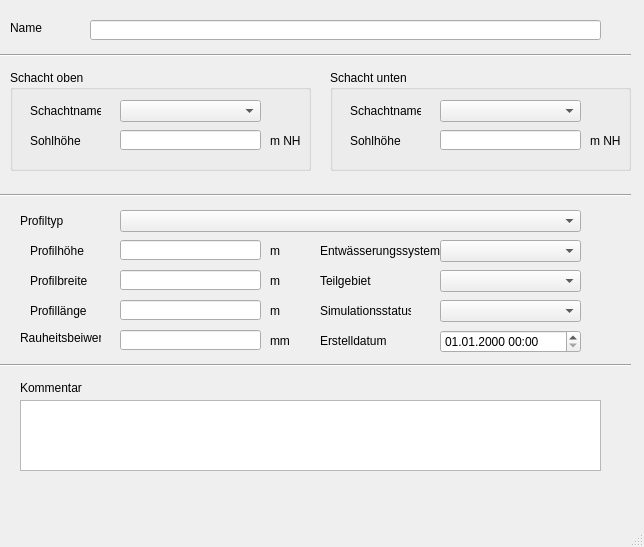
Above: qkan/forms/qkan_haltungen.ui from hoettges/QKan before the change. Below: the same form after it.
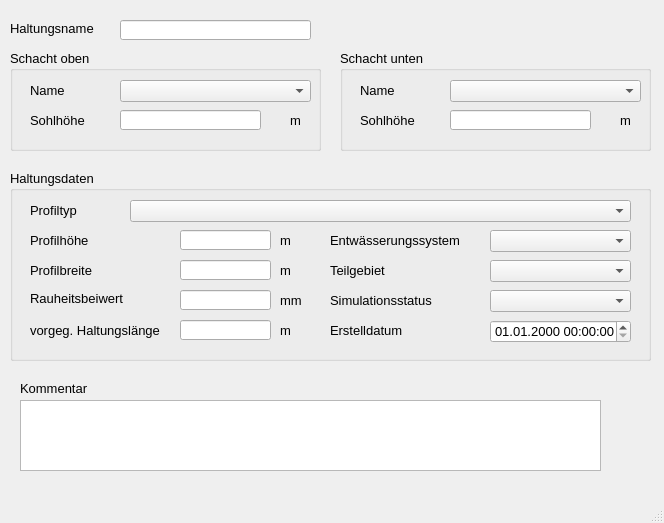
That is the form after the change. Custom widgets are drawn as their Qt base class.

Patch:
```diff
--- a/qkan/forms/qkan_haltungen.ui
+++ b/qkan/forms/qkan_haltungen.ui
@@ -6,13 +6,32 @@
    <rect>
     <x>0</x>
     <y>0</y>
-    <width>644</width>
-    <height>547</height>
+    <width>664</width>
+    <height>523</height>
    </rect>
   </property>
+  <property name="sizePolicy">
+   <sizepolicy hsizetype="Preferred" vsizetype="Preferred">
+    <horstretch>0</horstretch>
+    <verstretch>0</verstretch>
+   </sizepolicy>
+  </property>
+  <property name="minimumSize">
+   <size>
+    <width>664</width>
+    <height>523</height>
+   </size>
+  </property>
+  <property name="baseSize">
+   <size>
+    <width>0</width>
+    <height>0</height>
+   </size>
+  </property>
   <property name="font">
    <font>
     <family>Tahoma</family>
+    <pointsize>10</pointsize>
    </font>
   </property>
   <property name="windowTitle">
@@ -24,82 +43,34 @@
      <rect>
       <x>10</x>
       <y>20</y>
-      <width>46</width>
+      <width>131</width>
       <height>16</height>
      </rect>
     </property>
-    <property name="text">
-     <string>Name</string>
+    <property name="font">
+     <font>
+      <family>Tahoma</family>
+      <pointsize>10</pointsize>
+     </font>
     </property>
-   </widget>
-   <widget class="QLabel" name="label_54">
-    <property name="geometry">
-     <rect>
-      <x>20</x>
-      <y>210</y>
-      <width>91</width>
-      <height>21</height>
-     </rect>
-    </property>
     <property name="text">
-     <string>Profiltyp</string>
-    </property>
-   </widget>
-   <widget class="QComboBox" name="profilnam">
-    <property name="geometry">
-     <rect>
-      <x>120</x>
-      <y>210</y>
-      <width>461</width>
-      <height>22</height>
-     </rect>
-    </property>
-   </widget>
-   <widget class="QLabel" name="label_70">
-    <property name="geometry">
-     <rect>
-      <x>270</x>
-      <y>330</y>
-      <width>46</width>
-      <height>21</height>
-     </rect>
-    </property>
-    <property name="text">
-     <string>mm</string>
-    </property>
-   </widget>
-   <widget class="QLabel" name="label_61">
-    <property name="geometry">
-     <rect>
-      <x>20</x>
-      <y>330</y>
-      <width>81</width>
-      <height>16</height>
-     </rect>
-    </property>
-    <property name="text">
-     <string>Rauheitsbeiwert</string>
-    </property>
-   </widget>
-   <widget class="QLineEdit" name="ks">
-    <property name="geometry">
-     <rect>
-      <x>120</x>
-      <y>330</y>
-      <width>141</width>
-      <height>20</height>
-     </rect>
+     <string>Haltungsname</string>
     </property>
    </widget>
    <widget class="QGroupBox" name="groupBox">
     <property name="geometry">
      <rect>
       <x>10</x>
-      <y>70</y>
-      <width>301</width>
+      <y>50</y>
+      <width>311</width>
       <height>101</height>
      </rect>
     </property>
+    <property name="font">
+     <font>
+      <pointsize>10</pointsize>
+     </font>
+    </property>
     <property name="title">
      <string>Schacht oben</string>
     </property>
@@ -108,12 +79,12 @@
       <rect>
        <x>20</x>
        <y>30</y>
-       <width>71</width>
+       <width>91</width>
        <height>21</height>
       </rect>
      </property>
      <property name="text">
-      <string>Schachtname</string>
+      <string>Name</string>
      </property>
     </widget>
     <widget class="QLabel" name="label_5">
@@ -132,14 +103,14 @@
     <widget class="QLabel" name="label_14">
      <property name="geometry">
       <rect>
-       <x>260</x>
+       <x>280</x>
        <y>60</y>
-       <width>31</width>
+       <width>21</width>
        <height>21</height>
       </rect>
      </property>
      <property name="text">
-      <string>m NHN</string>
+      <string>m</string>
      </property>
     </widget>
     <widget class="QComboBox" name="schoben">
@@ -147,7 +118,7 @@
       <rect>
        <x>110</x>
        <y>30</y>
-       <width>141</width>
+       <width>191</width>
        <height>22</height>
       </rect>
      </property>
@@ -163,103 +134,20 @@
      </property>
     </widget>
    </widget>
-   <widget class="QLabel" name="label_51">
-    <property name="geometry">
-     <rect>
-      <x>320</x>
-      <y>240</y>
-      <width>121</width>
-      <height>21</height>
-     </rect>
-    </property>
-    <property name="text">
-     <string>Entwässerungssystem</string>
-    </property>
-   </widget>
-   <widget class="QLabel" name="label_7">
-    <property name="geometry">
-     <rect>
-      <x>30</x>
-      <y>270</y>
-      <width>61</width>
-      <height>21</height>
-     </rect>
-    </property>
-    <property name="text">
-     <string>Profilbreite</string>
-    </property>
-   </widget>
-   <widget class="QComboBox" name="simstatus">
-    <property name="geometry">
-     <rect>
-      <x>440</x>
-      <y>300</y>
-      <width>141</width>
-      <height>22</height>
-     </rect>
-    </property>
-   </widget>
-   <widget class="QComboBox" name="entwart">
-    <property name="geometry">
-     <rect>
-      <x>440</x>
-      <y>240</y>
-      <width>141</width>
-      <height>22</height>
-     </rect>
-    </property>
-   </widget>
-   <widget class="QLabel" name="label_10">
-    <property name="geometry">
-     <rect>
-      <x>320</x>
-      <y>300</y>
-      <width>91</width>
-      <height>21</height>
-     </rect>
-    </property>
-    <property name="text">
-     <string>Simulationsstatus</string>
-    </property>
-    <property name="buddy">
-     <cstring>simstatus</cstring>
-    </property>
-   </widget>
-   <widget class="QLabel" name="label_16">
-    <property name="geometry">
-     <rect>
-      <x>270</x>
-      <y>240</y>
-      <width>31</width>
-      <height>21</height>
-     </rect>
-    </property>
-    <property name="text">
-     <string>m </string>
-    </property>
-   </widget>
-   <widget class="QLabel" name="label_6">
-    <property name="geometry">
-     <rect>
-      <x>30</x>
-      <y>240</y>
-      <width>61</width>
-      <height>21</height>
-     </rect>
-    </property>
-    <property name="text">
-     <string>Profilhöhe</string>
-    </property>
-   </widget>
    <widget class="QGroupBox" name="groupBox_3">
     <property name="geometry">
      <rect>
-      <x>330</x>
-      <y>70</y>
-      <width>301</width>
+      <x>340</x>
+      <y>50</y>
+      <width>311</width>
       <height>101</height>
      </rect>
     </property>
+    <property name="font">
+     <font>
+      <pointsize>10</pointsize>
+     </font>
+    </property>
     <property name="title">
      <string>Schacht unten</string>
     </property>
@@ -283,7 +171,7 @@
       </rect>
      </property>
      <property name="text">
-      <string>Schachtname</string>
+      <string>Name</string>
      </property>
     </widget>
     <widget class="QLabel" name="label_8">
@@ -302,14 +190,14 @@
     <widget class="QLabel" name="label_15">
      <property name="geometry">
       <rect>
-       <x>260</x>
+       <x>280</x>
        <y>60</y>
-       <width>31</width>
+       <width>21</width>
        <height>21</height>
       </rect>
      </property>
      <property name="text">
-      <string>m NHN</string>
+      <string>m</string>
      </property>
     </widget>
     <widget class="QComboBox" name="schunten">
@@ -317,120 +205,12 @@
       <rect>
        <x>110</x>
        <y>30</y>
-       <width>141</width>
+       <width>191</width>
        <height>22</height>
       </rect>
      </property>
     </widget>
    </widget>
-   <widget class="QLineEdit" name="hoehe">
-    <property name="geometry">
-     <rect>
-      <x>120</x>
-      <y>240</y>
-      <width>141</width>
-      <height>20</height>
-     </rect>
-    </property>
-   </widget>
-   <widget class="QLineEdit" name="breite">
-    <property name="geometry">
-     <rect>
-      <x>120</x>
-      <y>270</y>
-      <width>141</width>
-      <height>20</height>
-     </rect>
-    </property>
-   </widget>
-   <widget class="QLineEdit" name="laenge">
-    <property name="geometry">
-     <rect>
-      <x>120</x>
-      <y>300</y>
-      <width>141</width>
-      <height>20</height>
-     </rect>
-    </property>
-   </widget>
-   <widget class="QLabel" name="label_17">
-    <property name="geometry">
-     <rect>
-      <x>30</x>
-      <y>300</y>
-      <width>61</width>
-      <height>21</height>
-     </rect>
-    </property>
-    <property name="text">
-     <string>Profillänge</string>
-    </property>
-   </widget>
-   <widget class="QLabel" name="label_20">
-    <property name="geometry">
-     <rect>
-      <x>270</x>
-      <y>270</y>
-      <width>31</width>
-      <height>21</height>
-     </rect>
-    </property>
-    <property name="text">
-     <string>m </string>
-    </property>
-   </widget>
-   <widget class="QLabel" name="label_21">
-    <property name="geometry">
-     <rect>
-      <x>270</x>
-      <y>300</y>
-      <width>31</width>
-      <height>21</height>
-     </rect>
-    </property>
-    <property name="text">
-     <string>m </string>
-    </property>
-   </widget>
-   <widget class="Line" name="line_3">
-    <property name="geometry">
-     <rect>
-      <x>0</x>
-      <y>40</y>
-      <width>631</width>
-      <height>31</height>
-     </rect>
-    </property>
-    <property name="orientation">
-     <enum>Qt::Horizontal</enum>
-    </property>
-   </widget>
-   <widget class="Line" name="line_4">
-    <property name="geometry">
-     <rect>
-      <x>0</x>
-      <y>180</y>
-      <width>631</width>
-      <height>31</height>
-     </rect>
-    </property>
-    <property name="orientation">
-     <enum>Qt::Horizontal</enum>
-    </property>
-   </widget>
-   <widget class="QLabel" name="label_71">
-    <property name="geometry">
-     <rect>
-      <x>320</x>
-      <y>330</y>
-      <width>71</width>
-      <height>21</height>
-     </rect>
-    </property>
-    <property name="text">
-     <string>Erstelldatum</string>
-    </property>
-   </widget>
    <widget class="QTextEdit" name="kommentar">
     <property name="geometry">
      <rect>
@@ -450,74 +230,330 @@
       <height>16</height>
      </rect>
     </property>
+    <property name="font">
+     <font>
+      <pointsize>10</pointsize>
+     </font>
+    </property>
     <property name="text">
      <string>Kommentar</string>
     </property>
    </widget>
-   <widget class="Line" name="line_2">
-    <property name="geometry">
-     <rect>
-      <x>0</x>
-      <y>350</y>
-      <width>631</width>
-      <height>31</height>
-     </rect>
-    </property>
-    <property name="orientation">
-     <enum>Qt::Horizontal</enum>
-    </property>
-   </widget>
    <widget class="QLineEdit" name="haltnam">
     <property name="geometry">
      <rect>
-      <x>90</x>
+      <x>120</x>
       <y>20</y>
-      <width>511</width>
+      <width>191</width>
       <height>20</height>
      </rect>
     </property>
-   </widget>
-   <widget class="QLabel" name="label_11">
-    <property name="geometry">
-     <rect>
-      <x>320</x>
-      <y>270</y>
-      <width>71</width>
-      <height>21</height>
-     </rect>
+    <property name="font">
+     <font>
+      <pointsize>10</pointsize>
+     </font>
     </property>
-    <property name="text">
-     <string>Teilgebiet</string>
-    </property>
-    <property name="buddy">
-     <cstring>simstatus</cstring>
-    </property>
    </widget>
-   <widget class="QComboBox" name="teilgebiet">
+   <widget class="QGroupBox" name="groupBox_2">
     <property name="geometry">
      <rect>
-      <x>440</x>
-      <y>270</y>
-      <width>141</width>
-      <height>22</height>
+      <x>10</x>
+      <y>170</y>
+      <width>641</width>
+      <height>191</height>
      </rect>
     </property>
-   </widget>
-   <widget class="QgsDateTimeEdit" name="createdat">
-    <property name="geometry">
-     <rect>
-      <x>440</x>
-      <y>330</y>
-      <width>141</width>
-      <height>23</height>
-     </rect>
+    <property name="font">
+     <font>
+      <pointsize>10</pointsize>
+     </font>
     </property>
-    <property name="currentSection">
-     <enum>QDateTimeEdit::DaySection</enum>
+    <property name="title">
+     <string>Haltungsdaten</string>
     </property>
-    <property name="displayFormat">
-     <string>dd.MM.yyyy HH:mm</string>
-    </property>
+    <widget class="QgsDateTimeEdit" name="createdat">
+     <property name="geometry">
+      <rect>
+       <x>480</x>
+       <y>150</y>
+       <width>141</width>
+       <height>23</height>
+      </rect>
+     </property>
+     <property name="font">
+      <font>
+       <family>Tahoma</family>
+       <pointsize>10</pointsize>
+      </font>
+     </property>
+     <property name="currentSection">
+      <enum>QDateTimeEdit::DaySection</enum>
+     </property>
+     <property name="displayFormat">
+      <string>dd.MM.yyyy HH:mm:ss</string>
+     </property>
+    </widget>
+    <widget class="QLineEdit" name="ks">
+     <property name="geometry">
+      <rect>
+       <x>170</x>
+       <y>120</y>
+       <width>91</width>
+       <height>20</height>
+      </rect>
+     </property>
+    </widget>
+    <widget class="QLabel" name="label_7">
+     <property name="geometry">
+      <rect>
+       <x>20</x>
+       <y>90</y>
+       <width>101</width>
+       <height>21</height>
+      </rect>
+     </property>
+     <property name="text">
+      <string>Profilbreite</string>
+     </property>
+    </widget>
+    <widget class="QComboBox" name="teilgebiet">
+     <property name="geometry">
+      <rect>
+       <x>480</x>
+       <y>90</y>
+       <width>141</width>
+       <height>22</height>
+      </rect>
+     </property>
+    </widget>
+    <widget class="QLabel" name="label_20">
+     <property name="geometry">
+      <rect>
+       <x>270</x>
+       <y>90</y>
+       <width>31</width>
+       <height>21</height>
+      </rect>
+     </property>
+     <property name="text">
+      <string>m </string>
+     </property>
+    </widget>
+    <widget class="QLabel" name="label_21">
+     <property name="geometry">
+      <rect>
+       <x>270</x>
+       <y>150</y>
+       <width>31</width>
+       <height>21</height>
+      </rect>
+     </property>
+     <property name="text">
+      <string>m </string>
+     </property>
+    </widget>
+    <widget class="QLineEdit" name="laenge">
+     <property name="geometry">
+      <rect>
+       <x>170</x>
+       <y>150</y>
+       <width>91</width>
+       <height>20</height>
+      </rect>
+     </property>
+     <property name="toolTip">
+      <string>&lt;html&gt;&lt;head/&gt;&lt;body&gt;&lt;p&gt;&lt;span style=&quot; font-size:10pt;&quot;&gt;vorgegebene Haltungslänge, falls diese nicht automatisch berechnet werden soll&lt;/span&gt;&lt;/p&gt;&lt;/body&gt;&lt;/html&gt;</string>
+     </property>
+     <property name="statusTip">
+      <string>vorgegebene Haltungslänge, falls diese nicht automatisch berechnet werden soll</string>
+     </property>
+    </widget>
+    <widget class="QLabel" name="label_71">
+     <property name="geometry">
+      <rect>
+       <x>320</x>
+       <y>150</y>
+       <width>151</width>
+       <height>21</height>
+      </rect>
+     </property>
+     <property name="text">
+      <string>Erstelldatum</string>
+     </property>
+    </widget>
+    <widget class="QComboBox" name="entwart">
+     <property name="geometry">
+      <rect>
+       <x>480</x>
+       <y>60</y>
+       <width>141</width>
+       <height>22</height>
+      </rect>
+     </property>
+    </widget>
+    <widget class="QComboBox" name="profilnam">
+     <property name="geometry">
+      <rect>
+       <x>120</x>
+       <y>30</y>
+       <width>501</width>
+       <height>22</height>
+      </rect>
+     </property>
+    </widget>
+    <widget class="QLabel" name="label_54">
+     <property name="geometry">
+      <rect>
+       <x>20</x>
+       <y>30</y>
+       <width>91</width>
+       <height>21</height>
+      </rect>
+     </property>
+     <property name="text">
+      <string>Profiltyp</string>
+     </property>
+    </widget>
+    <widget class="QLabel" name="label_17">
+     <property name="geometry">
+      <rect>
+       <x>20</x>
+       <y>140</y>
+       <width>151</width>
+       <height>41</height>
+      </rect>
+     </property>
+     <property name="text">
+      <string>vorgeg. Haltungslänge</string>
+     </property>
+    </widget>
+    <widget class="QLabel" name="label_11">
+     <property name="geometry">
+      <rect>
+       <x>320</x>
+       <y>90</y>
+       <width>151</width>
+       <height>21</height>
+      </rect>
+     </property>
+     <property name="text">
+      <string>Teilgebiet</string>
+     </property>
+     <property name="buddy">
+      <cstring>simstatus</cstring>
+     </property>
+    </widget>
+    <widget class="QLabel" name="label_51">
+     <property name="geometry">
+      <rect>
+       <x>320</x>
+       <y>60</y>
+       <width>151</width>
+       <height>21</height>
+      </rect>
+     </property>
+     <property name="text">
+      <string>Entwässerungssystem</string>
+     </property>
+    </widget>
+    <widget class="QLineEdit" name="hoehe">
+     <property name="geometry">
+      <rect>
+       <x>170</x>
+       <y>60</y>
+       <width>91</width>
+       <height>20</height>
+      </rect>
+     </property>
+    </widget>
+    <widget class="QLabel" name="label_10">
+     <property name="geometry">
+      <rect>
+       <x>320</x>
+       <y>120</y>
+       <width>151</width>
+       <height>21</height>
+      </rect>
+     </property>
+     <property name="text">
+      <string>Simulationsstatus</string>
+     </property>
+     <property name="buddy">
+      <cstring>simstatus</cstring>
+     </property>
+    </widget>
+    <widget class="QLabel" name="label_16">
+     <property name="geometry">
+      <rect>
+       <x>270</x>
+       <y>60</y>
+       <width>31</width>
+       <height>21</height>
+      </rect>
+     </property>
+     <property name="text">
+      <string>m </string>
+     </property>
+    </widget>
+    <widget class="QLineEdit" name="breite">
+     <property name="geometry">
+      <rect>
+       <x>170</x>
+       <y>90</y>
+       <width>91</width>
+       <height>20</height>
+      </rect>
+     </property>
+    </widget>
+    <widget class="QLabel" name="label_6">
+     <property name="geometry">
+      <rect>
+       <x>20</x>
+       <y>60</y>
+       <width>101</width>
+       <height>21</height>
+      </rect>
+     </property>
+     <property name="text">
+      <string>Profilhöhe</string>
+     </property>
+    </widget>
+    <widget class="QLabel" name="label_70">
+     <property name="geometry">
+      <rect>
+       <x>270</x>
+       <y>120</y>
+       <width>46</width>
+       <height>21</height>
+      </rect>
+     </property>
+     <property name="text">
+      <string>mm</string>
+     </property>
+    </widget>
+    <widget class="QLabel" name="label_61">
+     <property name="geometry">
+      <rect>
+       <x>20</x>
+       <y>120</y>
+       <width>101</width>
+       <height>16</height>
+      </rect>
+     </property>
+     <property name="text">
+      <string>Rauheitsbeiwert</string>
+     </property>
+    </widget>
+    <widget class="QComboBox" name="simstatus">
+     <property name="geometry">
+      <rect>
+       <x>480</x>
+       <y>120</y>
+       <width>141</width>
+       <height>22</height>
+      </rect>
+     </property>
+    </widget>
    </widget>
   </widget>
   <widget class="QMenuBar" name="menubar">
```
Left out of the diff: 9 changed lines with no effect on the pictures.
